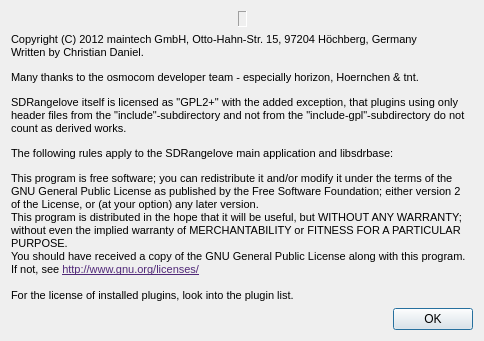
First picture: the form in sdrbase/gui/aboutdialog.ui, repository osmocom/sdrangelove, before the edit.
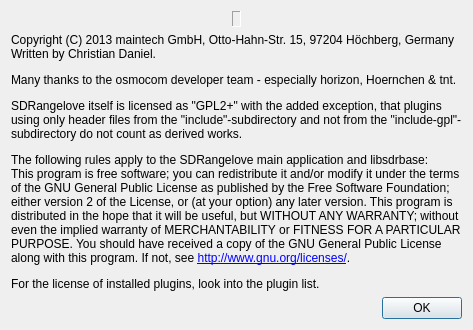
Second picture: the form after the edit. Icons and pictures are not drawn.

Commit message: major rewrite and changes... far too many to put into individual commits

Patch:
```diff
--- a/sdrbase/gui/aboutdialog.ui
+++ b/sdrbase/gui/aboutdialog.ui
@@ -6,8 +6,8 @@
    <rect>
     <x>0</x>
     <y>0</y>
-    <width>476</width>
-    <height>499</height>
+    <width>484</width>
+    <height>503</height>
    </rect>
   </property>
   <property name="windowTitle">
@@ -78,19 +78,15 @@
    <item>
     <widget class="QLabel" name="label_2">
      <property name="text">
-      <string>&lt;!DOCTYPE HTML PUBLIC &quot;-//W3C//DTD HTML 4.0//EN&quot; &quot;http://www.w3.org/TR/REC-html40/strict.dtd&quot;&gt;
-&lt;html&gt;&lt;head&gt;&lt;meta name=&quot;qrichtext&quot; content=&quot;1&quot; /&gt;&lt;style type=&quot;text/css&quot;&gt;
-p, li { white-space: pre-wrap; }
-&lt;/style&gt;&lt;/head&gt;&lt;body style=&quot; font-family:'Ubuntu'; font-size:8pt; font-weight:400; font-style:normal;&quot;&gt;
-&lt;p style=&quot; margin-top:12px; margin-bottom:12px; margin-left:0px; margin-right:0px; -qt-block-indent:0; text-indent:0px;&quot;&gt;Copyright (C) 2012 maintech GmbH, Otto-Hahn-Str. 15, 97204 Höchberg, Germany&lt;br /&gt;Written by Christian Daniel.&lt;/p&gt;
-&lt;p style=&quot; margin-top:12px; margin-bottom:12px; margin-left:0px; margin-right:0px; -qt-block-indent:0; text-indent:0px;&quot;&gt;Many thanks to the osmocom developer team - especially horizon, Hoernchen &amp;amp; tnt.&lt;/p&gt;
-&lt;p style=&quot; margin-top:12px; margin-bottom:12px; margin-left:0px; margin-right:0px; -qt-block-indent:0; text-indent:0px;&quot;&gt;SDRangelove itself is licensed as &amp;quot;GPL2+&amp;quot; with the added exception, that plugins using only header files from the &amp;quot;include&amp;quot;-subdirectory and not from the &amp;quot;include-gpl&amp;quot;-subdirectory do not count as derived works.&lt;/p&gt;
-&lt;p style=&quot; margin-top:12px; margin-bottom:12px; margin-left:0px; margin-right:0px; -qt-block-indent:0; text-indent:0px;&quot;&gt;The following rules apply to the SDRangelove main application and libsdrbase:&lt;/p&gt;
-&lt;p style=&quot; margin-top:0px; margin-bottom:0px; margin-left:0px; margin-right:0px; -qt-block-indent:0; text-indent:0px;&quot;&gt;This program is free software; you can redistribute it and/or modify it under the terms of the GNU General Public License as published by the Free Software Foundation; either version 2 of the License, or (at your option) any later version.&lt;/p&gt;
-&lt;p style=&quot; margin-top:0px; margin-bottom:0px; margin-left:0px; margin-right:0px; -qt-block-indent:0; text-indent:0px;&quot;&gt;This program is distributed in the hope that it will be useful, but WITHOUT ANY WARRANTY; without even the implied warranty of MERCHANTABILITY or FITNESS FOR A PARTICULAR PURPOSE.&lt;/p&gt;
-&lt;p style=&quot; margin-top:0px; margin-bottom:0px; margin-left:0px; margin-right:0px; -qt-block-indent:0; text-indent:0px;&quot;&gt;You should have received a copy of the GNU General Public License along with this program. If not, see &lt;a href=&quot;http://www.gnu.org/licenses/&quot;&gt;&lt;span style=&quot; text-decoration: underline; color:#502878;&quot;&gt;http://www.gnu.org/licenses/&lt;/span&gt;&lt;/a&gt;&lt;/p&gt;
-&lt;p style=&quot;-qt-paragraph-type:empty; margin-top:0px; margin-bottom:0px; margin-left:0px; margin-right:0px; -qt-block-indent:0; text-indent:0px; text-decoration: underline; color:#502878;&quot;&gt;&lt;br /&gt;&lt;/p&gt;
-&lt;p style=&quot; margin-top:0px; margin-bottom:0px; margin-left:0px; margin-right:0px; -qt-block-indent:0; text-indent:0px;&quot;&gt;For the license of installed plugins, look into the plugin list.&lt;/p&gt;&lt;/body&gt;&lt;/html&gt;</string>
+      <string>&lt;p&gt;Copyright (C) 2013 maintech GmbH, Otto-Hahn-Str. 15, 97204 Höchberg, Germany&lt;br&gt;
+Written by Christian Daniel.&lt;/p&gt;
+&lt;p&gt;Many thanks to the osmocom developer team - especially horizon, Hoernchen &amp;amp; tnt.&lt;/p&gt;
+&lt;p&gt;SDRangelove itself is licensed as &quot;GPL2+&quot; with the added exception, that plugins using only header files from the &quot;include&quot;-subdirectory and not from the &quot;include-gpl&quot;-subdirectory do not count as derived works.&lt;/p&gt;
+&lt;p&gt;The following rules apply to the SDRangelove main application and libsdrbase:&lt;br&gt;
+This program is free software; you can redistribute it and/or modify it under the terms of the GNU General Public License as published by the Free Software Foundation; either version 2 of the License, or (at your option) any later version.
+This program is distributed in the hope that it will be useful, but WITHOUT ANY WARRANTY; without even the implied warranty of MERCHANTABILITY or FITNESS FOR A PARTICULAR PURPOSE.
+You should have received a copy of the GNU General Public License along with this program. If not, see &lt;a href=&quot;http://www.gnu.org/licenses/&quot;&gt;http://www.gnu.org/licenses/&lt;/a&gt;.&lt;/p&gt;
+&lt;p&gt;For the license of installed plugins, look into the plugin list.&lt;/p&gt;</string>
      </property>
      <property name="wordWrap">
       <bool>true</bool>
```
The commit also changes 55 other files.
